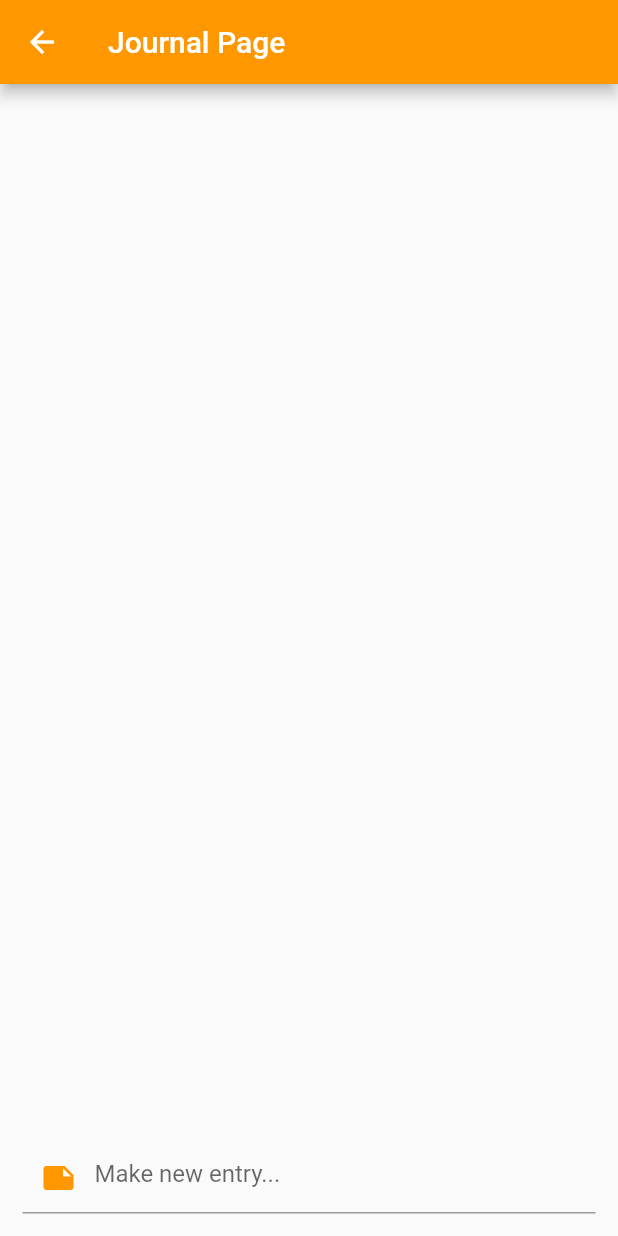
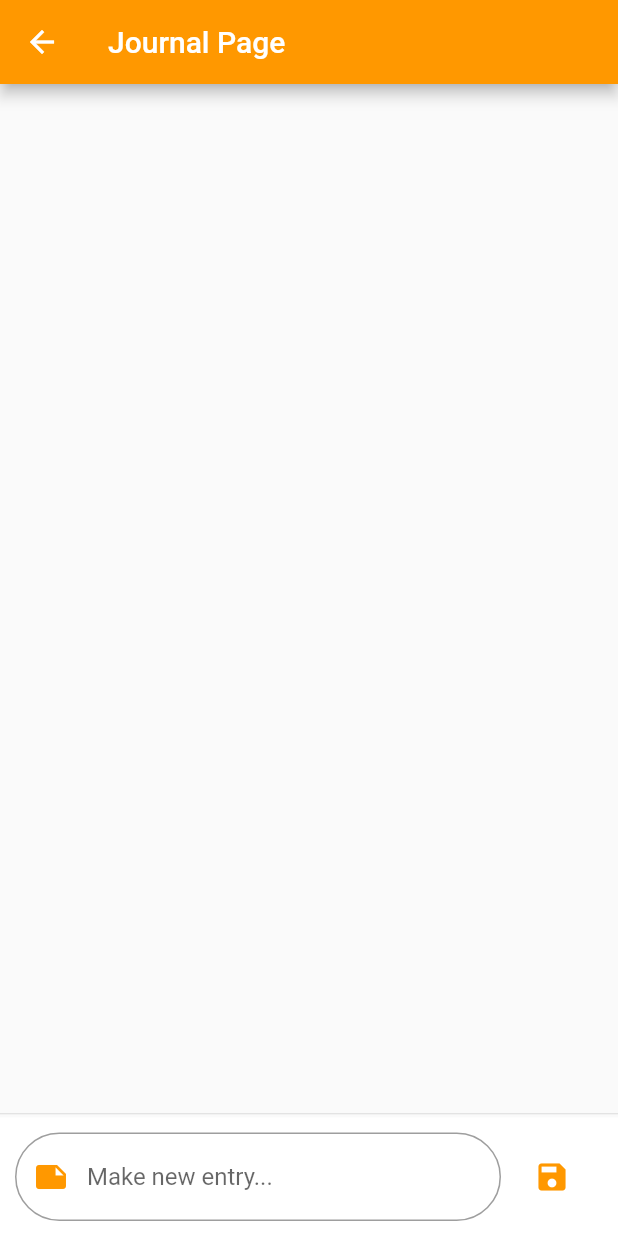
Before and after one commit to DaVinciTachyon/SWENG2020, a Flutter app: the JournalPage screen opened directly, on a phone screen of 412 x 824 dp. Run offline on Flutter 3.47's test engine with Material 2 defaults, Android fonts, the light colour scheme and no system bars; project files that could hold a hidden picture were left out.

Commit message:
Journal entries and icons

```diff
--- a/EiSHT/lib/journal/journal.dart
+++ b/EiSHT/lib/journal/journal.dart
@@ -1,3 +1,5 @@
+import 'dart:io';
+
 import "package:flutter/material.dart";
 
 class JournalPage extends StatefulWidget {
@@ -6,8 +8,6 @@ class JournalPage extends StatefulWidget {
 }
 
 class JournalPageState extends State<JournalPage> {
-  String newEntry = "";
-
   @override
   Widget build(BuildContext context) {
     return Scaffold(
@@ -15,45 +15,134 @@ class JournalPageState extends State<JournalPage> {
         backgroundColor: Colors.orange,
         title: Text("Journal Page"),
       ),
-      body: Padding(
-        padding: EdgeInsets.only(
-          bottom: 15.0,
-          top: 15.0,
-          left: 15.0,
-          right: 15.0,
-        ),
-        child: Column(
-          mainAxisAlignment: MainAxisAlignment.end,
-          children: <Widget>[
-            // Padding(
-            //   padding: EdgeInsets.only(left: 15.0),
-            // ),
-            TextFormField(
+      body: JournalScreen(),
+    );
+  }
+}
+
+class JournalScreen extends StatefulWidget {
+  @override
+  State createState() => JournalScreenState();
+}
+
+class JournalScreenState extends State<JournalScreen> {
+  final TextEditingController _textController = new TextEditingController();
+  final List<JournalEntry> _entries =
+      <JournalEntry>[]; // .. To hold all journal entries
+
+  void _handleSubmission(String text) {
+    _textController.clear();
+    JournalEntry entry;
+    if (text != null && text != "") {
+      entry = JournalEntry(text);
+      setState(() {
+        _entries.insert(0, entry);
+      });
+    }
+  }
+
+  Widget _textComposer() {
+    return Container(
+      margin: EdgeInsets.symmetric(
+        horizontal: 10.0,
+        vertical: 10.0,
+      ), // .. text box
+      child: Row(
+        children: <Widget>[
+          Flexible(
+            child: TextField(
+              // .. for journal entries
               decoration: InputDecoration(
+                border: OutlineInputBorder(
+                  borderRadius: BorderRadius.circular(30.0),
+                ),
                 focusedBorder: OutlineInputBorder(
                   borderRadius: BorderRadius.circular(30.0),
                   borderSide: BorderSide(
                     color: Colors.orange,
                   ),
                 ),
-                // border: OutlineInputBorder(),
                 hintText: "Make new entry...",
                 prefixIcon: Icon(
                   Icons.note,
                   color: Colors.orange,
                 ),
-                // filled: true,
-                // fillColor: Colors.orange,
               ),
-              onChanged: (String text) {
-                setState(() {
-                  newEntry = text;
-                });
-              },
+              controller: _textController,
+              onSubmitted: _handleSubmission,
             ),
-          ],
+          ),
+          Container(
+            margin: EdgeInsets.symmetric(horizontal: 10.0),
+            child: IconButton(
+              // .. save entry
+              icon: Icon(Icons.save),
+              color: Colors.orange,
+              onPressed: () => _handleSubmission(_textController.text),
+            ),
+          ),
+        ],
+      ),
+    );
+  }
+
+  @override
+  Widget build(BuildContext context) {
+    return Column(
+      children: <Widget>[
+        Flexible(
+          child: ListView.builder(
+            padding: EdgeInsets.all(15.0),
+            itemBuilder: (_, int index) => _entries[index],
+            itemCount: _entries.length,
+          ),
         ),
+        Divider(height: 5.0),
+        Container(
+          decoration: BoxDecoration(
+            color: Theme.of(context).cardColor,
+          ),
+          child: _textComposer(),
+        ),
+      ],
+    );
+  }
+}
+
+class JournalEntry extends StatelessWidget {
+  final String text;
+
+  JournalEntry(this.text);
+
+  @override
+  Widget build(BuildContext context) {
+    return Container(
+      margin: EdgeInsets.symmetric(vertical: 15.0),
+      child: Row(
+        crossAxisAlignment: CrossAxisAlignment.start,
+        children: <Widget>[
+          Container(
+            margin: EdgeInsets.only(right: 15.0),
+            child: Text("DATE..."),           // .. date of entry will be implemented here
+          ),
+          Column(
+            crossAxisAlignment: CrossAxisAlignment.start,
+            children: <Widget>[
+              Container(
+                margin: EdgeInsets.only(top: 15.0),
+                child: Text(text),
+              ),
+            ],
+          ),
+        ],
       ),
     );
   }
 }
+
+/*
+To Do Yet:
+implement date into every journal entry
+make entries look better
+keep entries when exited the app
+*/
```
